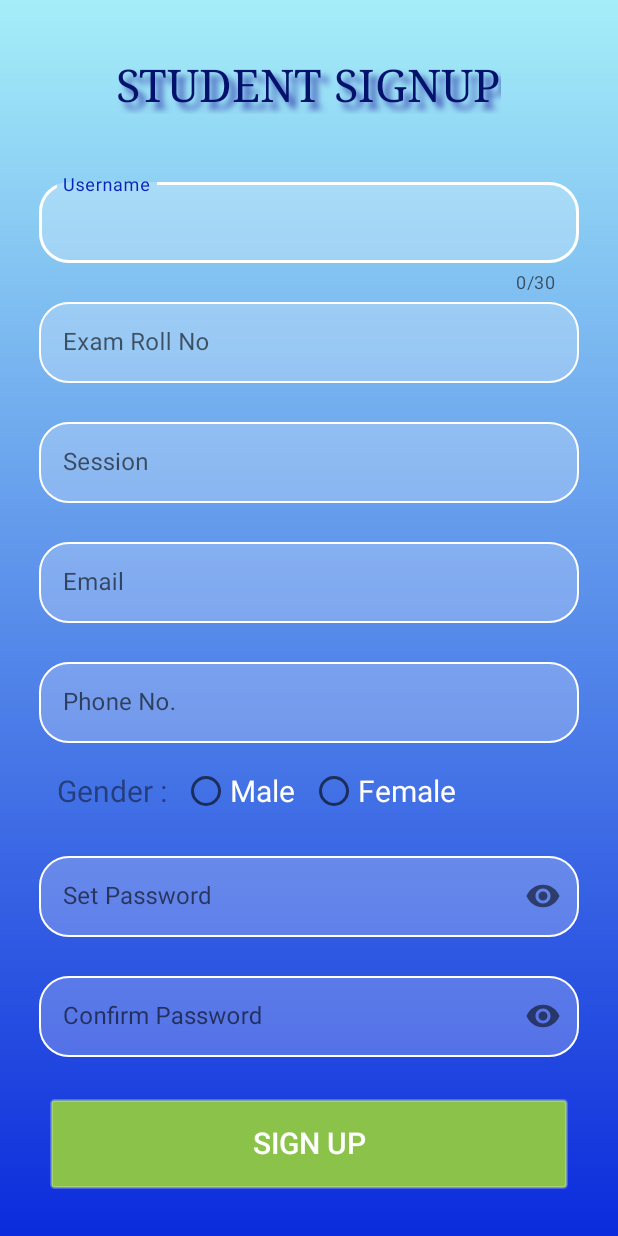
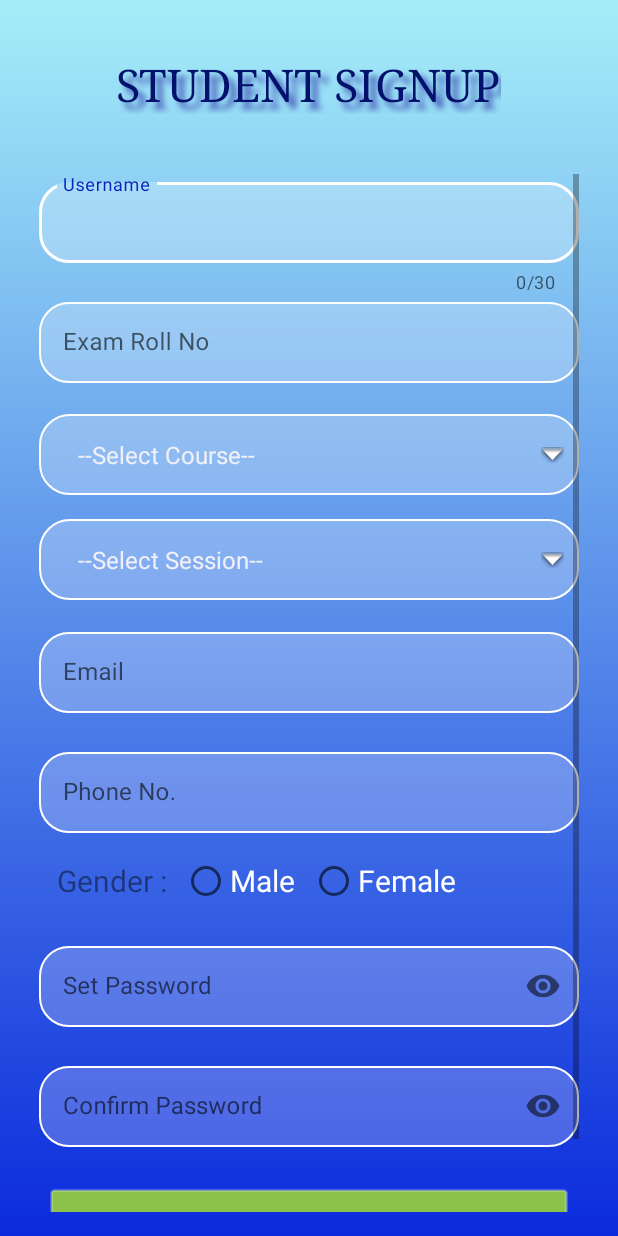
Before and after one commit to Pawan85077/MSCII, an Android app: the Signup_student screen opened directly, with no data from a screen before it, on a phone screen of 412 x 824 dp. Run offline under Robolectric (Android 15) with nearby library versions, the phone set to English and light mode, and no system bars; our stand-ins replace Firebase (no records; nobody signed in at launch, a user with empty details on screens opened directly).

Commit message:
course and session spinner is added in stud regestration

```diff
--- a/app/src/main/java/com/codinghelper/mscii/Signup_student.java
+++ b/app/src/main/java/com/codinghelper/mscii/Signup_student.java
@@ -6,11 +6,14 @@ import android.os.Bundle;
 import android.text.TextUtils;
 import android.util.Patterns;
 import android.view.View;
+import android.widget.AdapterView;
+import android.widget.ArrayAdapter;
 import android.widget.Button;
 import android.widget.EditText;
 import android.widget.ProgressBar;
 import android.widget.RadioButton;
 import android.widget.RelativeLayout;
+import android.widget.Spinner;
 import android.widget.Toast;
 
 import androidx.annotation.NonNull;
@@ -33,8 +36,12 @@ public class Signup_student extends AppCompatActivity {
     DatabaseReference databaseReference;
     String gender="";
     String Account="Student";
+    String selectedCourse;
+    String selectedSession;
     ProgressDialog progressDialog;
     private FirebaseAuth firebaseAuth;
+    String[] studentCourse = {"--Select Course--","1","2","3"};
+    String[] studentSession = {"--Select Session--","7","8","9"};
 
     @Override
     protected void onCreate(Bundle savedInstanceState) {
@@ -43,7 +50,9 @@ public class Signup_student extends AppCompatActivity {
 
         t_username=(EditText)findViewById(R.id.un);
         t_examrall=(EditText)findViewById(R.id.rl);
-        t_session=(EditText)findViewById(R.id.ss);
+//        t_session=(EditText)findViewById(R.id.ss);
+//        uper wala remove krna hoga
+
         t_email=(EditText)findViewById(R.id.emal);
         t_phoneno=(EditText)findViewById(R.id.pn);
         t_tempassword=(EditText)findViewById(R.id.sp);
@@ -55,6 +64,47 @@ public class Signup_student extends AppCompatActivity {
         radioGenderFemale=(RadioButton)findViewById(R.id.radio_female);
 
 
+        //Course Spinner
+        Spinner spinCourse = (Spinner) findViewById(R.id.studCourse);
+        ArrayAdapter<String> courseAdapter = new ArrayAdapter<String>(getApplicationContext(), android.R.layout.simple_list_item_1, studentCourse);
+        courseAdapter.setDropDownViewResource(android.R.layout.simple_spinner_dropdown_item);
+        spinCourse.setAdapter(courseAdapter);
+        spinCourse.setOnItemSelectedListener(new AdapterView.OnItemSelectedListener() {
+            @Override
+            public void onItemSelected(AdapterView<?> parent, View view, int position, long id) {
+                selectedCourse = parent.getItemAtPosition(position).toString();
+                if (selectedCourse!="--Select Course--") {
+                    Toast.makeText(parent.getContext(), selectedCourse, Toast.LENGTH_SHORT).show();
+                }
+            }
+
+            @Override
+            public void onNothingSelected(AdapterView<?> parent) {
+
+            }
+        });
+
+        //Session Spinner
+        Spinner spinSession = (Spinner) findViewById(R.id.studSession);
+        ArrayAdapter<String> sessionAdapter = new ArrayAdapter<String>(getApplicationContext(), android.R.layout.simple_list_item_1, studentSession);
+        sessionAdapter.setDropDownViewResource(android.R.layout.simple_spinner_dropdown_item);
+        spinSession.setAdapter(sessionAdapter);
+        spinSession.setOnItemSelectedListener(new AdapterView.OnItemSelectedListener() {
+            @Override
+            public void onItemSelected(AdapterView<?> parent, View view, int position, long id) {
+                selectedSession = parent.getItemAtPosition(position).toString();
+                if (selectedSession!="--Select Session--") {
+                    Toast.makeText(parent.getContext(), selectedSession, Toast.LENGTH_SHORT).show();
+                }
+            }
+
+            @Override
+            public void onNothingSelected(AdapterView<?> parent) {
+
+            }
+        });
+
+
         databaseReference= FirebaseDatabase.getInstance().getReference("studentDetail");
         firebaseAuth=FirebaseAuth.getInstance();
         btn_register.setOnClickListener(new View.OnClickListener() {
@@ -62,7 +112,13 @@ public class Signup_student extends AppCompatActivity {
             public void onClick(View view) {
                 final String userName = t_username.getText().toString();
                 final String examRall = t_examrall.getText().toString();
+//                course selected by student is stored in selectedCourse
+//                final String course = selectedCourse;
+
                 final String session = t_session.getText().toString();
+//                uper wala remove krna hoga aur niiche wala lana hoga
+//                final String session = selectedSession;
+
                 final String email = t_email.getText().toString().trim();
                 final String phoneno = t_phoneno.getText().toString();
                 String password = t_tempassword.getText().toString().trim();
@@ -98,11 +154,11 @@ public class Signup_student extends AppCompatActivity {
                     return;
 
                 }
-                if (TextUtils.isEmpty(session)) {
-                    t_session.setError("enter session");
-                    t_session.setFocusable(true);
-                    return;
-                }
+//                if (TextUtils.isEmpty(session)) {
+//                    t_session.setError("enter session");
+//                    t_session.setFocusable(true);
+//                    return;
+//                }
                 if (TextUtils.isEmpty(phoneno)) {
                     t_phoneno.setError("enter phoneno");
                     t_phoneno.setFocusable(true);
@@ -137,6 +193,7 @@ public class Signup_student extends AppCompatActivity {
                                         studentDetail information = new studentDetail(
                                                 userName,
                                                 examRall,
+//                                                course,
                                                 session,
                                                 email,
                                                 phoneno,
--- a/app/src/main/res/layout/activity_signup_student.xml
+++ b/app/src/main/res/layout/activity_signup_student.xml
@@ -76,21 +76,36 @@
 
             </com.google.android.material.textfield.TextInputLayout>
 
-            <com.google.android.material.textfield.TextInputLayout
-                android:id="@+id/Session"
-                style="@style/TextLabel"
+            <Spinner
+                android:id="@+id/studCourse"
                 android:layout_width="match_parent"
-                android:layout_height="wrap_content"
-                app:errorEnabled="true">
+                android:layout_height="54dp"
+                android:background="@drawable/spinner_admin_signup"
+                android:layout_marginBottom="16dp"/>
 
-                <com.google.android.material.textfield.TextInputEditText
-                    android:id="@+id/ss"
-                    android:layout_width="match_parent"
-                    android:layout_height="54dp"
-                    android:hint="Session"
-                    android:inputType="numberSigned"
-                    android:textColor="#ffffff" />
-            </com.google.android.material.textfield.TextInputLayout>
+            <Spinner
+                android:id="@+id/studSession"
+                android:layout_width="match_parent"
+                android:layout_height="54dp"
+                android:background="@drawable/spinner_admin_signup"
+                android:layout_marginBottom="16dp"/>
+
+<!--niche wala hatana h-->
+<!--            <com.google.android.material.textfield.TextInputLayout-->
+<!--                android:id="@+id/Session"-->
+<!--                style="@style/TextLabel"-->
+<!--                android:layout_width="match_parent"-->
+<!--                android:layout_height="wrap_content"-->
+<!--                app:errorEnabled="true">-->
+
+<!--                <com.google.android.material.textfield.TextInputEditText-->
+<!--                    android:id="@+id/ss"-->
+<!--                    android:layout_width="match_parent"-->
+<!--                    android:layout_height="54dp"-->
+<!--                    android:hint="Session"-->
+<!--                    android:inputType="numberSigned"-->
+<!--                    android:textColor="#ffffff" />-->
+<!--            </com.google.android.material.textfield.TextInputLayout>-->
 
 
 
```
